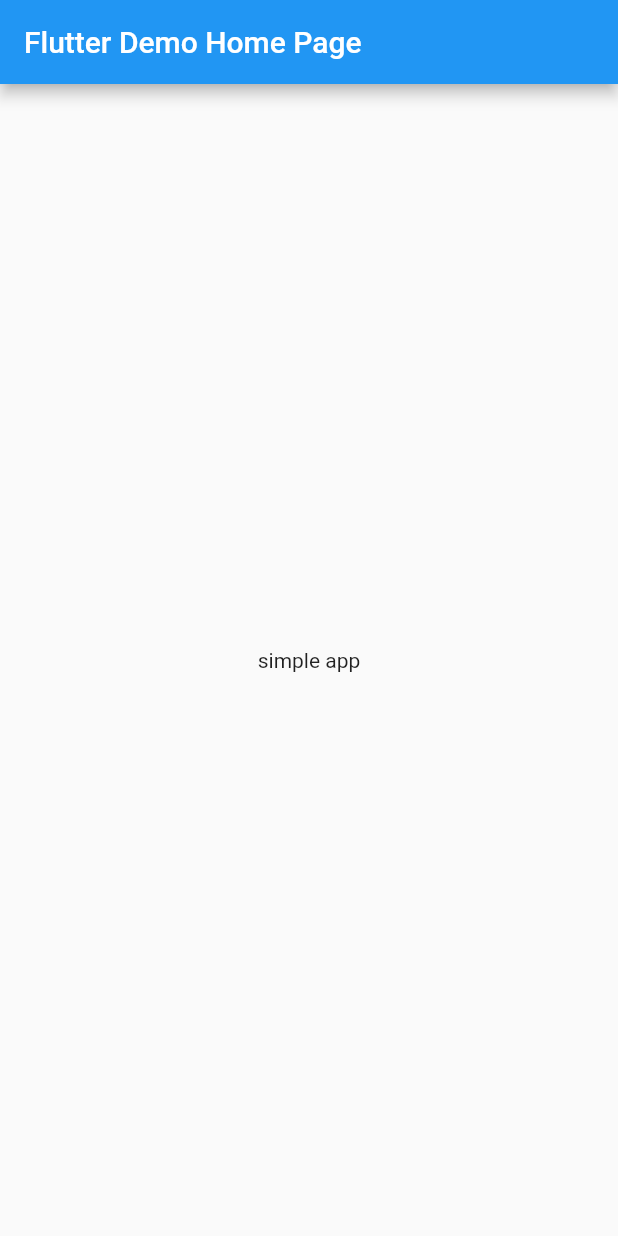
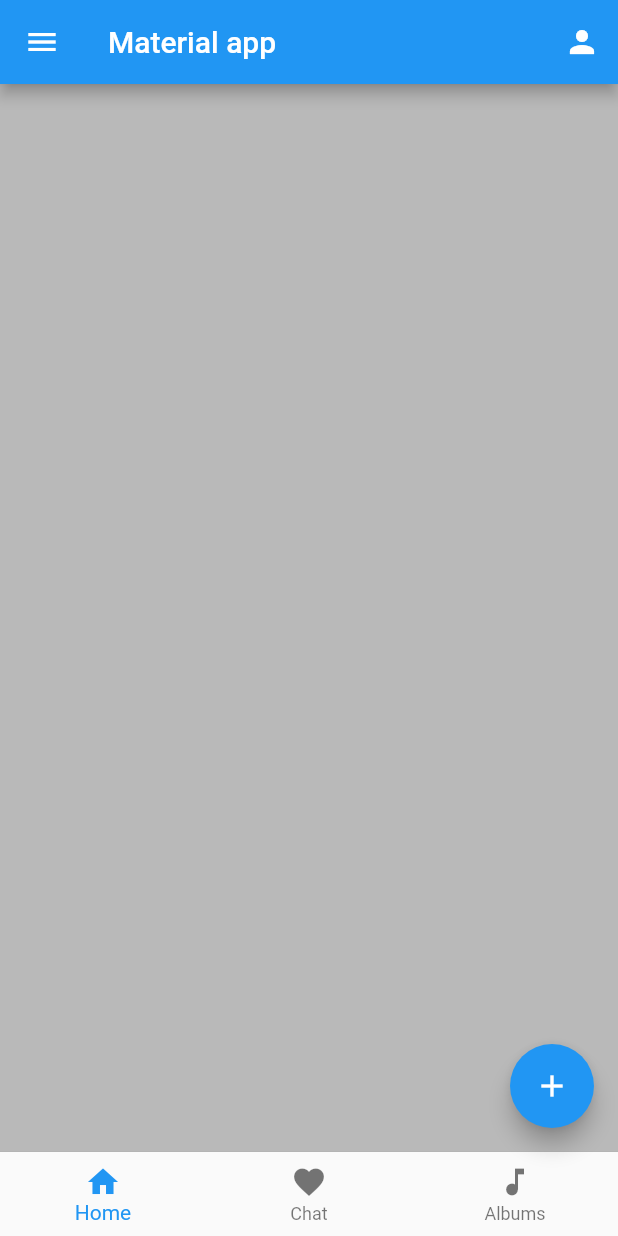
Before and after one commit to divinemuffin/dart_basics, a Flutter app: the screen it shows after launch, on a phone screen of 412 x 824 dp. Run offline on Flutter 3.47's test engine with Material 2 defaults, Android fonts, the phone set to English and light mode, and no system bars; our stand-ins replace carousel_slider, flutter_svg.

Commit message:
Drawers, Navbar, Floating button & Bottom sheet

```diff
--- a/flutter_material/lib/main.dart
+++ b/flutter_material/lib/main.dart
@@ -14,7 +14,7 @@ class MyApp extends StatelessWidget {
         primarySwatch: Colors.blue,
         visualDensity: VisualDensity.adaptivePlatformDensity,
       ),
-      home: MyHomePage(title: 'Flutter Demo Home Page'),
+      home: MyHomePage(title: 'Material app'),
     );
   }
 }
@@ -29,22 +29,156 @@ class MyHomePage extends StatefulWidget {
 }
 
 class _MyHomePageState extends State<MyHomePage> {
+  final GlobalKey<ScaffoldState> scaffoldKey = GlobalKey<ScaffoldState>();
+  PersistentBottomSheetController _controller;
+
+  void _closeBottomSheet() {
+    if (_controller != null) {
+      _controller.close();
+      _controller = null;
+    }
+  }
+
+  void toggleBottomSheet() {
+    if (_controller == null) {
+      print("opening sheet");
+      _controller = scaffoldKey.currentState.showBottomSheet(
+        (context) => Container(
+          height: 200,
+          child: Column(
+              crossAxisAlignment: CrossAxisAlignment.center,
+              mainAxisSize: MainAxisSize.max,
+              mainAxisAlignment: MainAxisAlignment.spaceEvenly,
+              children: [
+                ListTile(
+                  leading: Icon(Icons.credit_card),
+                  title: Text("Сумма:"),
+                  trailing: Text("200 usd"),
+                ),
+                TextButton(
+                  style: TextButton.styleFrom(
+                    minimumSize: Size(300, 50),
+                  ),
+                  child: Text("Оплатить"),
+                  onPressed: _closeBottomSheet,
+                ),
+              ]),
+        ),
+      );
+    } else {
+      _closeBottomSheet();
+    }
+  }
+
   @override
   Widget build(BuildContext context) {
     return Scaffold(
+      key: scaffoldKey,
       appBar: AppBar(
         title: Text(widget.title),
+        actions: [
+          IconButton(onPressed: () => scaffoldKey.currentState.openEndDrawer(), icon: Icon(Icons.person)),
+        ],
       ),
-      body: Center(
+      drawer: Drawer(
         child: Column(
-          mainAxisAlignment: MainAxisAlignment.center,
-          children: <Widget>[
-            Text(
-              'simple app',
+          crossAxisAlignment: CrossAxisAlignment.center,
+          mainAxisSize: MainAxisSize.max,
+          mainAxisAlignment: MainAxisAlignment.spaceBetween,
+          children: [
+            Column(children: [
+              DrawerHeader(
+                child: CircleAvatar(
+                  backgroundColor: Colors.blue,
+                  backgroundImage: AssetImage("assets/avatar.jpeg"),
+                  maxRadius: 50,
+                ),
+              ),
+              ListTile(
+                leading: Icon(Icons.home),
+                title: Text("Home"),
+                trailing: Icon(Icons.chevron_right),
+              ),
+              ListTile(
+                leading: Icon(Icons.person),
+                title: Text("Profile"),
+                trailing: Icon(Icons.chevron_right),
+              ),
+              ListTile(
+                leading: Icon(Icons.image),
+                title: Text("Images"),
+                trailing: Icon(Icons.chevron_right),
+              ),
+            ]),
+            Container(
+              padding: EdgeInsets.only(bottom: 40),
+              child: Row(
+                mainAxisAlignment: MainAxisAlignment.spaceEvenly,
+                children: [
+                  ElevatedButton(
+                    onPressed: () => scaffoldKey.currentState.closeEndDrawer(),
+                    child: Text("Exit"),
+                    // style: ElevatedButton.styleFrom(
+                    //   minimumSize: Size.fromHeight(40), // fromHeight use double.infinity as width and 40 is the height
+                    // ),
+                  ),
+                  ElevatedButton(
+                    onPressed: () => scaffoldKey.currentState.closeEndDrawer(),
+                    child: Text("Register"),
+                    // style: ElevatedButton.styleFrom(
+                    //   minimumSize: Size.fromHeight(40), // fromHeight use double.infinity as width and 40 is the height
+                    // ),
+                  ),
+                ],
+              ),
             ),
           ],
         ),
       ),
+      endDrawer: Drawer(
+        child: Column(
+          crossAxisAlignment: CrossAxisAlignment.center,
+          mainAxisSize: MainAxisSize.max,
+          mainAxisAlignment: MainAxisAlignment.center,
+          children: [
+            CircleAvatar(
+              backgroundColor: Colors.blue,
+              backgroundImage: AssetImage("assets/avatar.jpeg"),
+              maxRadius: 50,
+            ),
+            Container(
+              padding: EdgeInsets.symmetric(
+                vertical: 10.0,
+              ),
+              child: Text(
+                "My name",
+                style: TextStyle(fontSize: 25),
+              ),
+            ),
+          ],
+        ),
+      ),
+      bottomNavigationBar: BottomAppBar(
+        shape: CircularNotchedRectangle(),
+        elevation: 1,
+        notchMargin: 3,
+        clipBehavior: Clip.antiAlias,
+        child: Container(
+          child: BottomNavigationBar(
+            elevation: 0,
+            items: [
+              BottomNavigationBarItem(icon: Icon(Icons.home), label: "Home"),
+              BottomNavigationBarItem(icon: Icon(Icons.favorite), label: "Chat"),
+              BottomNavigationBarItem(icon: Icon(Icons.music_note), label: "Albums"),
+            ],
+          ),
+        ),
+      ),
+      floatingActionButton: FloatingActionButton(child: Icon(Icons.add), onPressed: toggleBottomSheet),
+      floatingActionButtonLocation: FloatingActionButtonLocation.endFloat,
+      body: Container(
+        color: Colors.black26,
+      ),
     );
   }
 }
--- a/flutter_material/pubspec.yaml
+++ b/flutter_material/pubspec.yaml
@@ -45,8 +45,8 @@ flutter:
   uses-material-design: true
 
   # To add assets to your application, add an assets section, like this:
-  # assets:
-  #   - images/a_dot_burr.jpeg
+  assets:
+    - assets/
   #   - images/a_dot_ham.jpeg
 
   # An image asset can refer to one or more resolution-specific "variants", see
```
Also changed, not shown: flutter_material/assets/avatar.jpeg (added), 2 other files.
